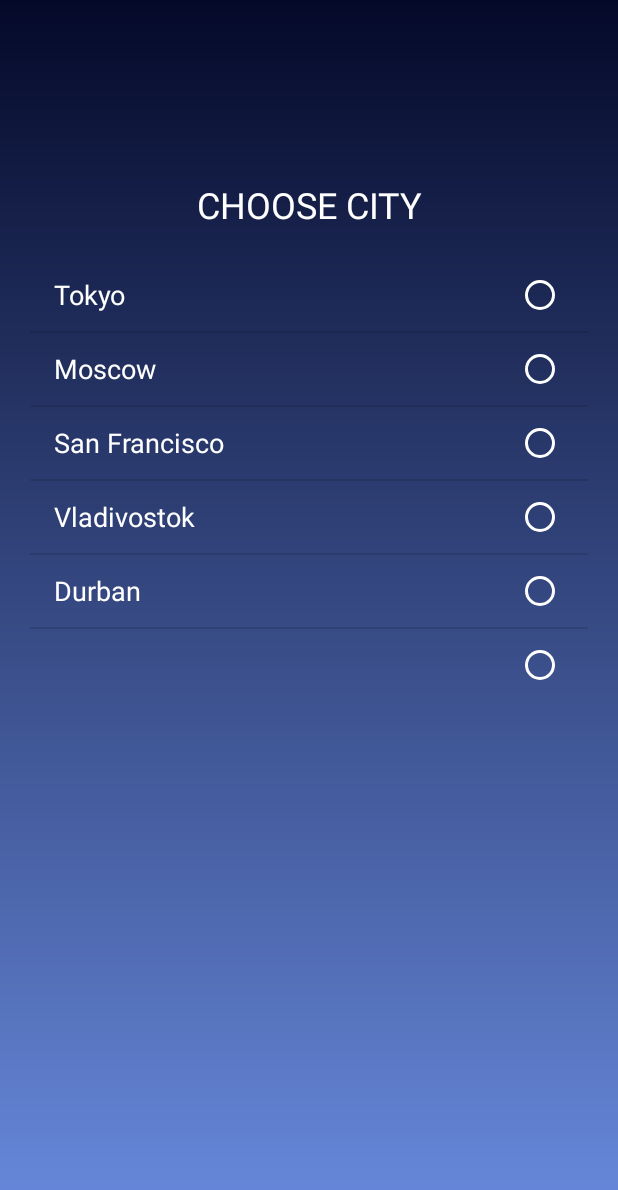
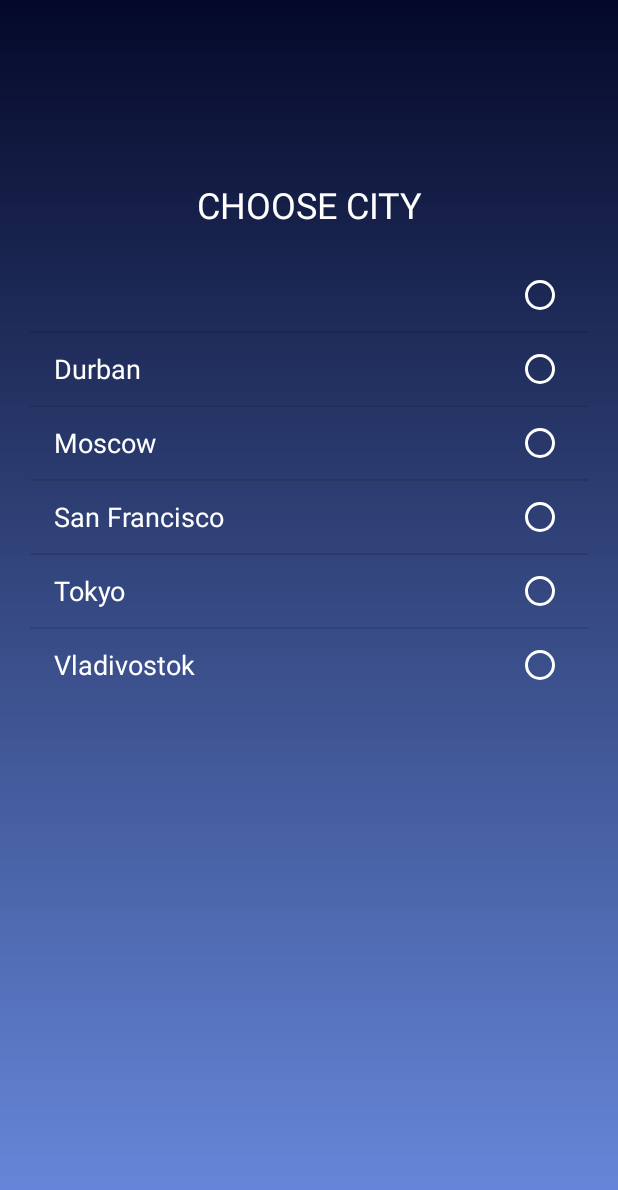
Before and after one commit to SavchenkoSM/WeatherApp_LearningProject, an Android app: the AddedCitiesActivity screen opened directly, with no data from a screen before it, on a phone screen of 412 x 824 dp. Shown: the top 1190 px of the screen. Run offline under Robolectric (Android 15) with nearby library versions, the light colour scheme and no system bars.

Commit message:
Create DBHelper class for work with DB. Add it's funs to AddedCitiesActivity

```diff
--- a/app/src/main/java/com/example/weatherappbyssm/AddedCitiesActivity.kt
+++ b/app/src/main/java/com/example/weatherappbyssm/AddedCitiesActivity.kt
@@ -7,35 +7,29 @@ import android.widget.AdapterView
 import android.widget.ArrayAdapter
 import androidx.appcompat.app.AppCompatActivity
 import com.example.weatherappbyssm.Common.CommonObject
-import com.example.weatherappbyssm.Common.Constants
-import com.example.weatherappbyssm.Common.FilesWorker
+import com.example.weatherappbyssm.Common.DBHelper
 import kotlinx.android.synthetic.main.added_cities_activity.*
 
 
 class AddedCitiesActivity : AppCompatActivity(), AdapterView.OnItemClickListener {
 
-    private var citiesMutableList: MutableList<String> = arrayListOf()
+    private var dbHelper: DBHelper? = null
+    private var citiesMutableList: MutableList<String> = mutableListOf()
 
     override fun onCreate(savedInstanceState: Bundle?) {
         super.onCreate(savedInstanceState)
         setContentView(R.layout.added_cities_activity)
 
-        citiesMutableList.addAll(resources.getStringArray(R.array.addedCities))
+        dbHelper = DBHelper(this)
 
-        for (i in 0 until citiesMutableList.size)
-            FilesWorker().writeLineToFile(
-                this, Constants.fileName,
-                citiesMutableList[i]
-            )
-        citiesMutableList.clear()
+        // Добавление нового города в БД, если он там отсутсвует
+        dbHelper!!.addNewCityToDB(CommonObject.newCityName.toString())
+        // Получение списка городов из БД
+        citiesMutableList = dbHelper!!.getAllCitiesFromDB()
+        // Сортировка списка городов по алфавиту
+        citiesMutableList.sort()
 
-        FilesWorker().writeLineToFile(
-            this, Constants.fileName, CommonObject.newCityName.toString()
-        )
-        citiesMutableList.addAll(
-            FilesWorker().readLinesFromFile(this, Constants.fileName)
-        )
-
+        // Вывод полученного списка городов на экран
         val arrayAdapter = ArrayAdapter<String>(
             this,
             R.layout.cities_list_item,
@@ -46,9 +40,11 @@ class AddedCitiesActivity : AppCompatActivity(), AdapterView.OnItemClickListener
         citiesListView.onItemClickListener = this
     }
 
+    // Обработка выбора города
     override fun onItemClick(parent: AdapterView<*>?, view: View?, position: Int, id: Long) {
         val chosenCityName: String = parent?.getItemAtPosition(position).toString()
 
+        // Когда город выбран: установка флага в true и запись выбранного города в переменную
         CommonObject.isCityChosen = true
         CommonObject.cityName = chosenCityName
 
--- a/app/src/main/java/com/example/weatherappbyssm/Common/DBHelper.kt
+++ b/app/src/main/java/com/example/weatherappbyssm/Common/DBHelper.kt
@@ -1,24 +1,102 @@
 package com.example.weatherappbyssm.Common
 
+import android.content.ContentValues
 import android.content.Context
-import android.database.DatabaseErrorHandler
+import android.database.Cursor
 import android.database.sqlite.SQLiteDatabase
 import android.database.sqlite.SQLiteOpenHelper
+import android.widget.Toast
+import com.example.weatherappbyssm.R
 
+class DBHelper(private val context: Context) :
+    SQLiteOpenHelper(context, DB_NAME, null, DB_VERSION) {
 
-class DBHelper(
-    context: Context?,
-    name: String?,
-    factory: SQLiteDatabase.CursorFactory?,
-    version: Int,
-    errorHandler: DatabaseErrorHandler?
-) : SQLiteOpenHelper(context, name, factory, version, errorHandler) {
+    private lateinit var db: SQLiteDatabase
+    private lateinit var values: ContentValues
+    private lateinit var cursor: Cursor
 
-    override fun onCreate(db: SQLiteDatabase?) {
-        TODO("Not yet implemented")
+    private lateinit var citiesMutableList: MutableList<String>
+
+    companion object {
+        // Описание БД
+        private const val DB_NAME = "WeatherDB"
+        private const val DB_VERSION = 1
+
+        // Описание таблиц
+        private const val TABLE_NAME = "cities"
+        private const val ID = "_id"
+        private const val CITY_NAME = "CityName"
+
+        // Запросы к БД
+        private const val CREATE_CITIES_TABLE =
+            "CREATE TABLE $TABLE_NAME ($ID Integer PRIMARY KEY, $CITY_NAME TEXT)"
+
+        private const val DROP_TABLE_QUERY = "DROP TABLE IF EXISTS $TABLE_NAME"
+        private const val SELECT_ALL_QUERY = "SELECT * FROM $TABLE_NAME"
     }
 
+    /**
+     * Создание таблицы в БД и запись в неё списка городов по умолчанию
+     */
+    override fun onCreate(db: SQLiteDatabase?) {
+        db?.execSQL(CREATE_CITIES_TABLE)
+        addCitiesListToDB(db)
+    }
+
+    /**
+     * Уничтожение таблицы с последующим созданием таблицы с обновленной структурой
+     */
     override fun onUpgrade(db: SQLiteDatabase?, oldVersion: Int, newVersion: Int) {
-        TODO("Not yet implemented")
+        db?.execSQL(DROP_TABLE_QUERY)
+        onCreate(db)
+    }
+
+    /**
+     * Запись в БД списка городов по умолчанию
+     */
+    private fun addCitiesListToDB(db: SQLiteDatabase?) {
+        values = ContentValues()
+        citiesMutableList = context.resources.getStringArray(R.array.addedCities).toMutableList()
+
+        for (i in 0 until citiesMutableList.size) {
+            values.put(CITY_NAME, citiesMutableList[i])
+            db?.insert(TABLE_NAME, null, values)
+        }
+    }
+
+    /**
+     * Запись нового города в БД, без повторов
+     */
+    fun addNewCityToDB(cityName: String) {
+        citiesMutableList = getAllCitiesFromDB()
+        db = this.writableDatabase
+        values = ContentValues()
+
+        if (!citiesMutableList.contains(cityName)) {
+            values.put(CITY_NAME, cityName)
+            db.insert(TABLE_NAME, null, values)
+            db.close()
+
+            Toast.makeText(context, "$cityName added successfully", Toast.LENGTH_LONG).show()
+        }
+    }
+
+    /**
+     * Чтение из БД списка городов
+     */
+    fun getAllCitiesFromDB(): MutableList<String> {
+        db = this.readableDatabase
+        cursor = db.rawQuery(SELECT_ALL_QUERY, null)
+        citiesMutableList = mutableListOf()
+
+        if (cursor.moveToFirst())
+            do
+                citiesMutableList.add(cursor.getString(cursor.getColumnIndex(CITY_NAME)))
+            while (cursor.moveToNext())
+
+        cursor.close()
+        db.close()
+
+        return citiesMutableList
     }
 }
--- /dev/null
+++ b/app/src/main/java/com/example/weatherappbyssm/Model/CitiesModel.kt
@@ -0,0 +1,6 @@
+package com.example.weatherappbyssm.Model
+
+class CitiesModel {
+    //var id: Int = 0
+    var cityName: String = ""
+}
```
